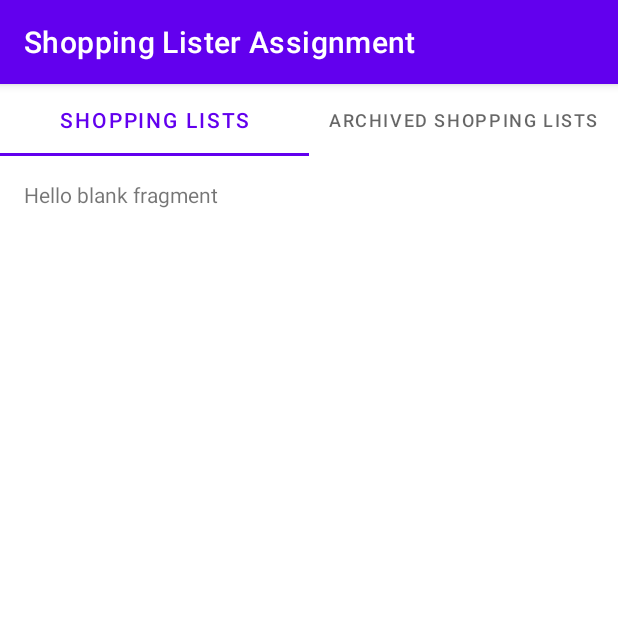
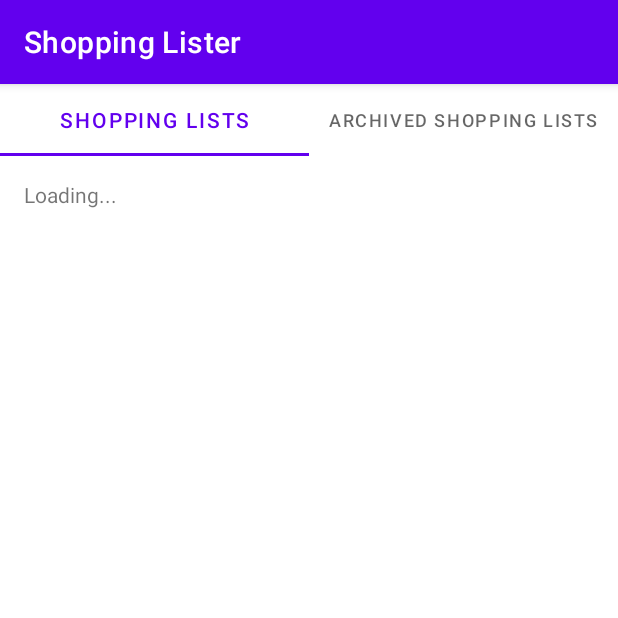
Before and after one commit to PhoenixWings7/ShoppingLister, an Android app: the screen it shows after launch (MainActivity), on a phone screen of 412 x 824 dp, the top half of it. Run offline under Robolectric (Android 15) with nearby library versions, the phone set to English and light mode, and no system bars.

Commit message:
minor string name change

```diff
--- a/app/src/main/res/layout/fragment_placeholder.xml
+++ b/app/src/main/res/layout/fragment_placeholder.xml
@@ -11,6 +11,6 @@
         android:id="@+id/blank_text_view"
         android:layout_width="match_parent"
         android:layout_height="match_parent"
-        android:text="@string/hello_blank_fragment" />
+        android:text="@string/default_fragment_info" />
 
 </FrameLayout>
--- a/app/src/main/res/values/strings.xml
+++ b/app/src/main/res/values/strings.xml
@@ -1,10 +1,9 @@
 <resources>
-    <string name="app_name">Shopping Lister Assignment</string>
+    <string name="app_name">Shopping Lister</string>
 
     <!--    Tabs' titles-->
     <string name="tab_1">Shopping Lists</string>
     <string name="tab_2">Archived Shopping Lists</string>
 
-    <!-- TODO: Remove or change this placeholder text -->
-    <string name="hello_blank_fragment">Hello blank fragment</string>
+    <string name="default_fragment_info">Loading...</string>
 </resources>
```
